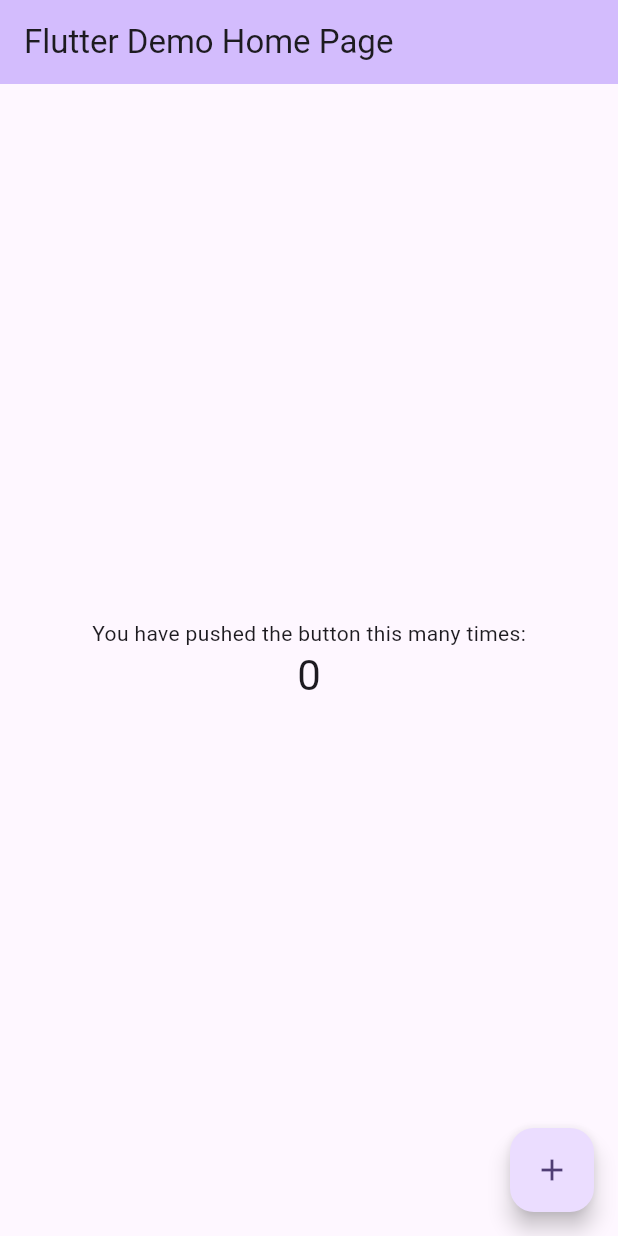
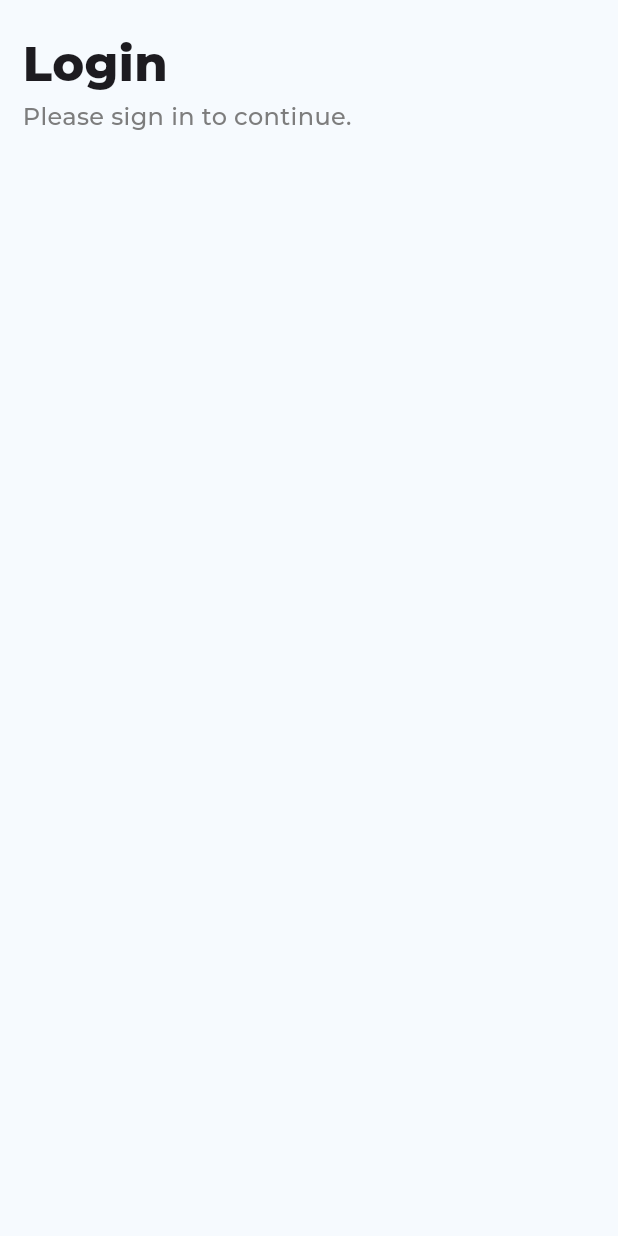
Before and after one commit to grgprarup/guffgaff, a Flutter app: the screen it shows after launch, on a phone screen of 412 x 824 dp. Run offline on Flutter 3.47's test engine with Material 3 defaults, Android fonts, the phone set to English and light mode, and no system bars; our stand-ins replace google_fonts.

Commit message:
Added Login Screen with header text

```diff
--- a/lib/main.dart
+++ b/lib/main.dart
@@ -1,125 +1,28 @@
 import 'package:flutter/material.dart';
+import 'package:google_fonts/google_fonts.dart';
+import 'package:guffgaff/src/screens/login_screen.dart';
 
-void main() {
-  runApp(const MyApp());
+void main() async {
+  runApp(MyApp());
 }
+
 
 class MyApp extends StatelessWidget {
   const MyApp({super.key});
 
-  // This widget is the root of your application.
   @override
   Widget build(BuildContext context) {
     return MaterialApp(
-      title: 'Flutter Demo',
+      title: 'Guff Gaff',
       theme: ThemeData(
-        // This is the theme of your application.
-        //
-        // TRY THIS: Try running your application with "flutter run". You'll see
-        // the application has a purple toolbar. Then, without quitting the app,
-        // try changing the seedColor in the colorScheme below to Colors.green
-        // and then invoke "hot reload" (save your changes or press the "hot
-        // reload" button in a Flutter-supported IDE, or press "r" if you used
-        // the command line to start the app).
-        //
-        // Notice that the counter didn't reset back to zero; the application
-        // state is not lost during the reload. To reset the state, use hot
-        // restart instead.
-        //
-        // This works for code too, not just values: Most code changes can be
-        // tested with just a hot reload.
-        colorScheme: ColorScheme.fromSeed(seedColor: Colors.deepPurple),
+        colorScheme: ColorScheme.fromSeed(
+          seedColor: Color(0xFF19B0E7),
+          secondary: Color(0xFF7D7D7D),
+        ),
         useMaterial3: true,
+        textTheme: GoogleFonts.montserratTextTheme(),
       ),
-      home: const MyHomePage(title: 'Flutter Demo Home Page'),
+      home: LoginPage(),
     );
   }
 }
-
-class MyHomePage extends StatefulWidget {
-  const MyHomePage({super.key, required this.title});
-
-  // This widget is the home page of your application. It is stateful, meaning
-  // that it has a State object (defined below) that contains fields that affect
-  // how it looks.
-
-  // This class is the configuration for the state. It holds the values (in this
-  // case the title) provided by the parent (in this case the App widget) and
-  // used by the build method of the State. Fields in a Widget subclass are
-  // always marked "final".
-
-  final String title;
-
-  @override
-  State<MyHomePage> createState() => _MyHomePageState();
-}
-
-class _MyHomePageState extends State<MyHomePage> {
-  int _counter = 0;
-
-  void _incrementCounter() {
-    setState(() {
-      // This call to setState tells the Flutter framework that something has
-      // changed in this State, which causes it to rerun the build method below
-      // so that the display can reflect the updated values. If we changed
-      // _counter without calling setState(), then the build method would not be
-      // called again, and so nothing would appear to happen.
-      _counter++;
-    });
-  }
-
-  @override
-  Widget build(BuildContext context) {
-    // This method is rerun every time setState is called, for instance as done
-    // by the _incrementCounter method above.
-    //
-    // The Flutter framework has been optimized to make rerunning build methods
-    // fast, so that you can just rebuild anything that needs updating rather
-    // than having to individually change instances of widgets.
-    return Scaffold(
-      appBar: AppBar(
-        // TRY THIS: Try changing the color here to a specific color (to
-        // Colors.amber, perhaps?) and trigger a hot reload to see the AppBar
-        // change color while the other colors stay the same.
-        backgroundColor: Theme.of(context).colorScheme.inversePrimary,
-        // Here we take the value from the MyHomePage object that was created by
-        // the App.build method, and use it to set our appbar title.
-        title: Text(widget.title),
-      ),
-      body: Center(
-        // Center is a layout widget. It takes a single child and positions it
-        // in the middle of the parent.
-        child: Column(
-          // Column is also a layout widget. It takes a list of children and
-          // arranges them vertically. By default, it sizes itself to fit its
-          // children horizontally, and tries to be as tall as its parent.
-          //
-          // Column has various properties to control how it sizes itself and
-          // how it positions its children. Here we use mainAxisAlignment to
-          // center the children vertically; the main axis here is the vertical
-          // axis because Columns are vertical (the cross axis would be
-          // horizontal).
-          //
-          // TRY THIS: Invoke "debug painting" (choose the "Toggle Debug Paint"
-          // action in the IDE, or press "p" in the console), to see the
-          // wireframe for each widget.
-          mainAxisAlignment: MainAxisAlignment.center,
-          children: <Widget>[
-            const Text(
-              'You have pushed the button this many times:',
-            ),
-            Text(
-              '$_counter',
-              style: Theme.of(context).textTheme.headlineMedium,
-            ),
-          ],
-        ),
-      ),
-      floatingActionButton: FloatingActionButton(
-        onPressed: _incrementCounter,
-        tooltip: 'Increment',
-        child: const Icon(Icons.add),
-      ), // This trailing comma makes auto-formatting nicer for build methods.
-    );
-  }
-}
--- /dev/null
+++ b/lib/src/screens/login_screen.dart
@@ -0,0 +1,55 @@
+import 'package:flutter/material.dart';
+
+class LoginPage extends StatefulWidget {
+  const LoginPage({super.key});
+
+  @override
+  State<LoginPage> createState() => _LoginPageState();
+}
+
+class _LoginPageState extends State<LoginPage> {
+
+  @override
+  Widget build(BuildContext context) {
+    return Scaffold(
+      resizeToAvoidBottomInset: false,
+      body: SafeArea(
+        child: Padding(
+          padding: const EdgeInsets.symmetric(
+            horizontal: 15.0,
+            vertical: 20.0,
+          ),
+          child: Column(
+            children: [
+              SizedBox(
+                width: MediaQuery.sizeOf(context).width,
+                child: Column(
+                  mainAxisSize: MainAxisSize.max,
+                  mainAxisAlignment: MainAxisAlignment.start,
+                  crossAxisAlignment: CrossAxisAlignment.start,
+                  children: [
+                    Text(
+                      "Login",
+                      style: TextStyle(
+                        fontSize: 32,
+                        fontWeight: FontWeight.w800,
+                      ),
+                    ),
+                    Text(
+                      "Please sign in to continue.",
+                      style: TextStyle(
+                        fontSize: 16,
+                        fontWeight: FontWeight.w500,
+                        color: Theme.of(context).colorScheme.secondary,
+                      ),
+                    ),
+                  ],
+                ),
+              ),
+            ],
+          ),
+        ),
+      ),
+    );
+  }
+}
--- a/pubspec.yaml
+++ b/pubspec.yaml
@@ -31,10 +31,11 @@ dependencies:
   flutter:
     sdk: flutter
 
+  google_fonts: ^6.2.1
 
   # The following adds the Cupertino Icons font to your application.
   # Use with the CupertinoIcons class for iOS style icons.
-  cupertino_icons: ^1.0.6
+  cupertino_icons: ^1.0.8
 
 dev_dependencies:
   flutter_test:
```
Also changed, not shown: pubspec.lock (deleted), 1 other file.
